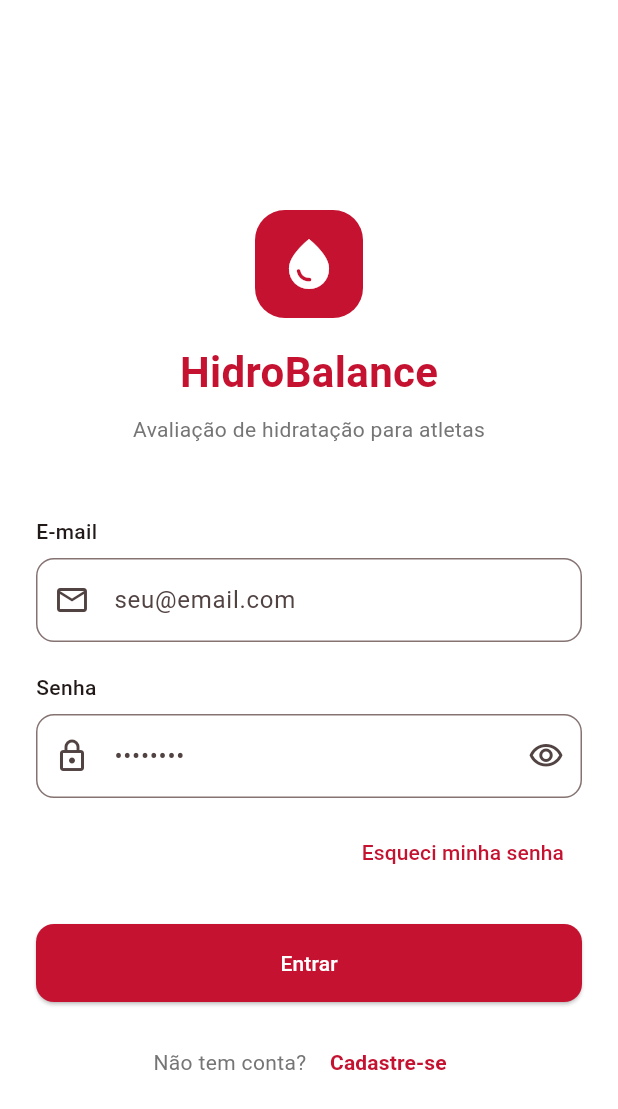
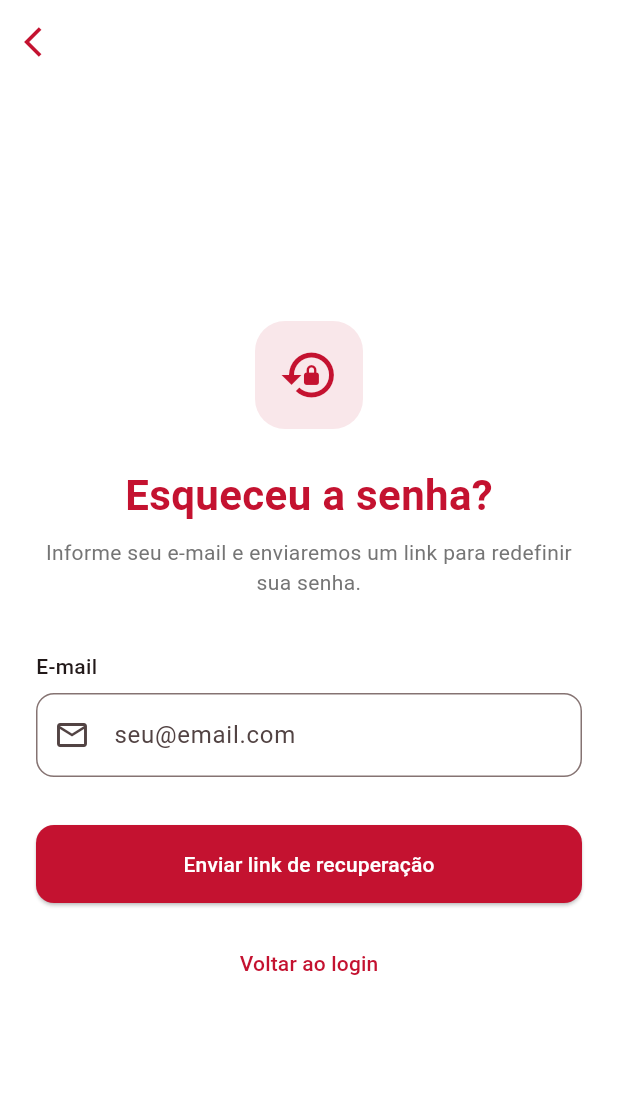
Before and after one commit to GabrielShigetomi-MAUA/Sao-Camilo-Hidro-Balance, a Flutter app: the screen it shows after launch, after a tap on "Esqueci minha senha", on a phone screen of 412 x 824 dp. Shown: the top 1109 px of the screen. Run offline on Flutter 3.47's test engine with Material 3 defaults, Android fonts, the light colour scheme and no system bars; our stand-ins replace cloud_firestore, firebase_auth, firebase_core; accounts and stored records are empty; generated files the repository leaves out were written again; network calls fail.

Commit message:
adiciona tela e funcionalidade de recuperação de senha

```diff
--- /dev/null
+++ b/lib/screens/auth/tela_esqueci_senha.dart
@@ -0,0 +1,243 @@
+import 'package:flutter/material.dart';
+import 'package:firebase_auth/firebase_auth.dart';
+import '../../theme/tema_app.dart';
+
+class ForgotPasswordScreen extends StatefulWidget {
+  const ForgotPasswordScreen({super.key});
+
+  @override
+  State<ForgotPasswordScreen> createState() => _ForgotPasswordScreenState();
+}
+
+class _ForgotPasswordScreenState extends State<ForgotPasswordScreen> {
+  final _emailController = TextEditingController();
+  bool _carregando = false;
+  bool _emailEnviado = false;
+  String? _erro;
+
+  @override
+  void dispose() {
+    _emailController.dispose();
+    super.dispose();
+  }
+
+  Future<void> _enviarEmail() async {
+    setState(() {
+      _carregando = true;
+      _erro = null;
+    });
+
+    try {
+      await FirebaseAuth.instance.sendPasswordResetEmail(
+        email: _emailController.text.trim(),
+      );
+      if (mounted) {
+        setState(() {
+          _carregando = false;
+          _emailEnviado = true;
+        });
+      }
+    } on FirebaseAuthException catch (e) {
+      setState(() {
+        _carregando = false;
+        _erro = switch (e.code) {
+          'user-not-found' => 'Nenhuma conta encontrada com este e-mail.',
+          'invalid-email' => 'Formato de e-mail inválido.',
+          _ => 'Ocorreu um erro. Tente novamente.',
+        };
+      });
+    }
+  }
+
+  @override
+  Widget build(BuildContext context) {
+    return Scaffold(
+      backgroundColor: Colors.white,
+      appBar: AppBar(
+        backgroundColor: Colors.white,
+        elevation: 0,
+        leading: IconButton(
+          icon: const Icon(Icons.arrow_back_ios, color: AppTheme.primaryColor),
+          onPressed: () => Navigator.pop(context),
+        ),
+      ),
+      body: SafeArea(
+        child: Center(
+          child: ConstrainedBox(
+            constraints: const BoxConstraints(maxWidth: 480),
+            child: SingleChildScrollView(
+              padding: const EdgeInsets.symmetric(horizontal: 24, vertical: 8),
+              child: _emailEnviado ? _telaConfirmacao() : _formulario(),
+            ),
+          ),
+        ),
+      ),
+    );
+  }
+
+  // formulario de envio
+  Widget _formulario() {
+    return Column(
+      crossAxisAlignment: CrossAxisAlignment.start,
+      children: [
+        // ícone
+        Center(
+          child: Container(
+            width: 72,
+            height: 72,
+            decoration: BoxDecoration(
+              color: AppTheme.primaryColor.withOpacity(0.1),
+              borderRadius: BorderRadius.circular(20),
+            ),
+            child: const Icon(
+              Icons.lock_reset,
+              color: AppTheme.primaryColor,
+              size: 40,
+            ),
+          ),
+        ),
+
+        const SizedBox(height: 24),
+
+        const Center(
+          child: Text(
+            'Esqueceu a senha?',
+            style: TextStyle(
+              fontSize: 28,
+              fontWeight: FontWeight.bold,
+              color: AppTheme.primaryColor,
+            ),
+          ),
+        ),
+
+        const SizedBox(height: 8),
+
+        Center(
+          child: Text(
+            'Informe seu e-mail e enviaremos um link para redefinir sua senha.',
+            textAlign: TextAlign.center,
+            style: TextStyle(fontSize: 14, color: Colors.grey[600]),
+          ),
+        ),
+
+        const SizedBox(height: 36),
+
+        const Text(
+          'E-mail',
+          style: TextStyle(fontSize: 14, fontWeight: FontWeight.w500),
+        ),
+        const SizedBox(height: 8),
+        TextField(
+          controller: _emailController,
+          keyboardType: TextInputType.emailAddress,
+          decoration: const InputDecoration(
+            hintText: 'seu@email.com',
+            prefixIcon: Icon(Icons.email_outlined),
+          ),
+        ),
+
+        // erro
+        if (_erro != null) ...[
+          const SizedBox(height: 12),
+          Container(
+            padding: const EdgeInsets.all(12),
+            decoration: BoxDecoration(
+              color: Colors.red.shade50,
+              borderRadius: BorderRadius.circular(8),
+              border: Border.all(color: Colors.red.shade200),
+            ),
+            child: Row(
+              children: [
+                Icon(Icons.error_outline, color: Colors.red.shade700, size: 18),
+                const SizedBox(width: 8),
+                Expanded(
+                  child: Text(
+                    _erro!,
+                    style:
+                        TextStyle(color: Colors.red.shade700, fontSize: 13),
+                  ),
+                ),
+              ],
+            ),
+          ),
+        ],
+
+        const SizedBox(height: 32),
+
+        ElevatedButton(
+          onPressed: _carregando ? null : _enviarEmail,
+          child: _carregando
+              ? const CircularProgressIndicator(color: Colors.white)
+              : const Text('Enviar link de recuperação'),
+        ),
+
+        const SizedBox(height: 16),
+
+        Center(
+          child: TextButton(
+            onPressed: () => Navigator.pop(context),
+            child: const Text(
+              'Voltar ao login',
+              style: TextStyle(color: AppTheme.primaryColor),
+            ),
+          ),
+        ),
+      ],
+    );
+  }
+
+  // tela de confirmação após envio
+  Widget _telaConfirmacao() {
+    return Column(
+      crossAxisAlignment: CrossAxisAlignment.center,
+      children: [
+        const SizedBox(height: 40),
+
+        Container(
+          width: 80,
+          height: 80,
+          decoration: BoxDecoration(
+            color: Colors.green.shade50,
+            borderRadius: BorderRadius.circular(20),
+          ),
+          child: Icon(Icons.mark_email_read_outlined,
+              color: Colors.green.shade600, size: 44),
+        ),
+
+        const SizedBox(height: 24),
+
+        const Text(
+          'E-mail enviado!',
+          style: TextStyle(
+            fontSize: 26,
+            fontWeight: FontWeight.bold,
+            color: AppTheme.primaryColor,
+          ),
+        ),
+
+        const SizedBox(height: 12),
+
+        Text(
+          'Enviamos um link de recuperação para\n${_emailController.text.trim()}',
+          textAlign: TextAlign.center,
+          style: TextStyle(fontSize: 14, color: Colors.grey[600]),
+        ),
+
+        const SizedBox(height: 8),
+
+        Text(
+          'Verifique também a caixa de spam.',
+          textAlign: TextAlign.center,
+          style: TextStyle(fontSize: 13, color: Colors.grey[400]),
+        ),
+
+        const SizedBox(height: 40),
+
+        ElevatedButton(
+          onPressed: () => Navigator.pop(context),
+          child: const Text('Voltar ao login'),
+        ),
+      ],
+    );
+  }
+}
--- a/lib/screens/auth/tela_login.dart
+++ b/lib/screens/auth/tela_login.dart
@@ -1,5 +1,6 @@
 import 'package:flutter/material.dart';
 import 'tela_cadastro.dart';
+import 'tela_esqueci_senha.dart';
 import '../../theme/tema_app.dart';
 import '../../services/autenticacao.dart';
 
@@ -158,8 +159,11 @@ class _LoginScreenState extends State<LoginScreen> {
                       ),
                       child: Row(
                         children: [
-                          Icon(Icons.error_outline,
-                              color: Colors.red.shade700, size: 18),
+                          Icon(
+                            Icons.error_outline,
+                            color: Colors.red.shade700,
+                            size: 18,
+                          ),
                           const SizedBox(width: 8),
                           Expanded(
                             child: Text(
@@ -181,7 +185,12 @@ class _LoginScreenState extends State<LoginScreen> {
                   Align(
                     alignment: Alignment.centerRight,
                     child: TextButton(
-                      onPressed: () {},
+                      onPressed: () => Navigator.push(
+                        context,
+                        MaterialPageRoute(
+                          builder: (_) => const ForgotPasswordScreen(),
+                        ),
+                      ),
                       child: const Text(
                         'Esqueci minha senha',
                         style: TextStyle(color: AppTheme.primaryColor),
@@ -213,7 +222,8 @@ class _LoginScreenState extends State<LoginScreen> {
                         onPressed: () => Navigator.push(
                           context,
                           MaterialPageRoute(
-                              builder: (_) => const RegisterScreen()),
+                            builder: (_) => const RegisterScreen(),
+                          ),
                         ),
                         child: const Text(
                           'Cadastre-se',
```
Also changed, not shown: 3 other files.
